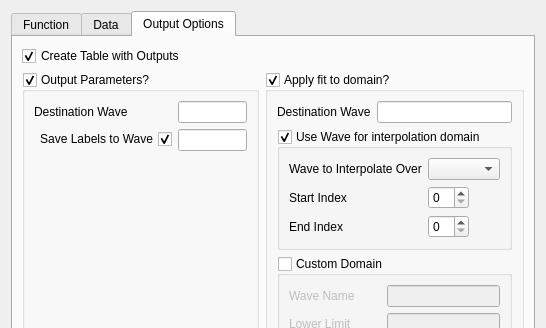
This is src/ui/Ui_CurveFitting.ui in bbreslauer/PySciPlot as Qt 5 draws it before an edit; both pictures show x 0 to 546 and y 0 to 328 of the 546 by 499 pixel window. The edited form follows.
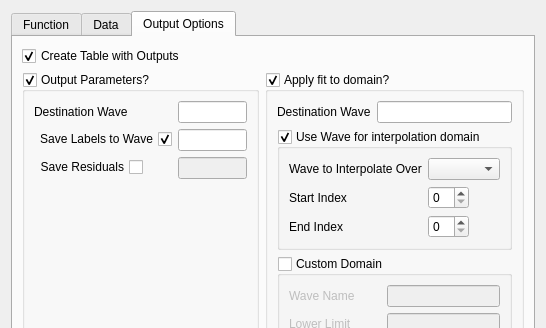
This is the edited form. The open tabs and pages were chosen to show the change. Custom widgets are drawn as their Qt base class.

Commit message: Added ability to save residuals for any curve fitting (#50).

```diff
--- a/src/ui/Ui_CurveFitting.ui
+++ b/src/ui/Ui_CurveFitting.ui
@@ -367,6 +367,23 @@
           <item row="1" column="1">
            <widget class="QLineEdit" name="saveLabelsDestination"/>
           </item>
+          <item row="2" column="0">
+           <widget class="QCheckBox" name="saveResiduals">
+            <property name="layoutDirection">
+             <enum>Qt::RightToLeft</enum>
+            </property>
+            <property name="text">
+             <string>Save Residuals</string>
+            </property>
+           </widget>
+          </item>
+          <item row="2" column="1">
+           <widget class="QLineEdit" name="residualsDestination">
+            <property name="enabled">
+             <bool>false</bool>
+            </property>
+           </widget>
+          </item>
          </layout>
         </widget>
        </item>
```
Left out of the diff: 16 changed lines with no effect on the pictures. The commit also changes 2 other files.
